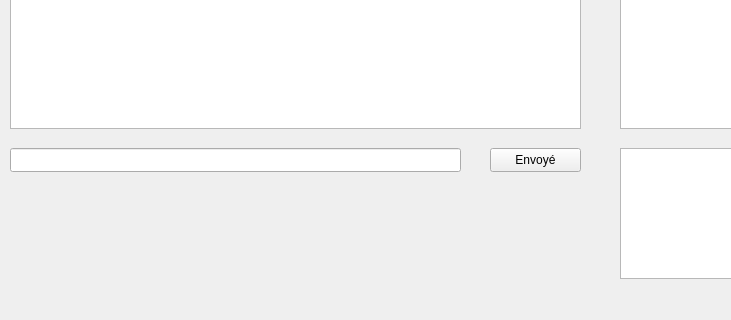
NGabbai2006/Tp1_Sondeur_marin, file Tp1_Sondeur_marin/InterfaceQt.ui: the form before one commit; both pictures show x 0 to 731 and y 139 to 459 of the 1161 by 544 pixel window.
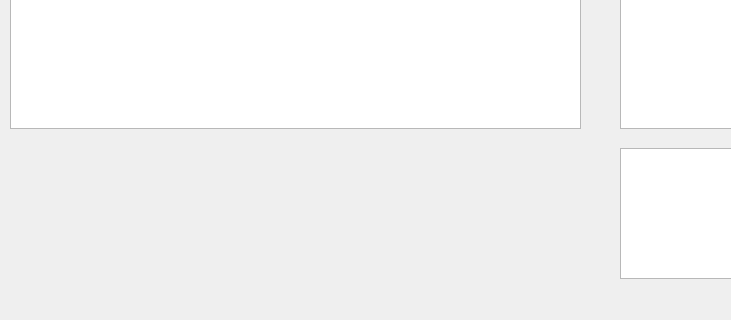
The form after the commit.

What changed in the file:
```diff
--- a/Tp1_Sondeur_marin/InterfaceQt.ui
+++ b/Tp1_Sondeur_marin/InterfaceQt.ui
@@ -76,29 +76,6 @@
      </rect>
     </property>
    </widget>
-   <widget class="QLineEdit" name="lineEdit_envoi">
-    <property name="geometry">
-     <rect>
-      <x>10</x>
-      <y>270</y>
-      <width>451</width>
-      <height>24</height>
-     </rect>
-    </property>
-   </widget>
-   <widget class="QPushButton" name="pushButton_envoyer">
-    <property name="geometry">
-     <rect>
-      <x>490</x>
-      <y>270</y>
-      <width>91</width>
-      <height>24</height>
-     </rect>
-    </property>
-    <property name="text">
-     <string>Envoyé</string>
-    </property>
-   </widget>
    <widget class="QTextEdit" name="textEdit_donnees">
     <property name="geometry">
      <rect>
```
Left out of the diff: 19 changed lines with no effect on the pictures.
